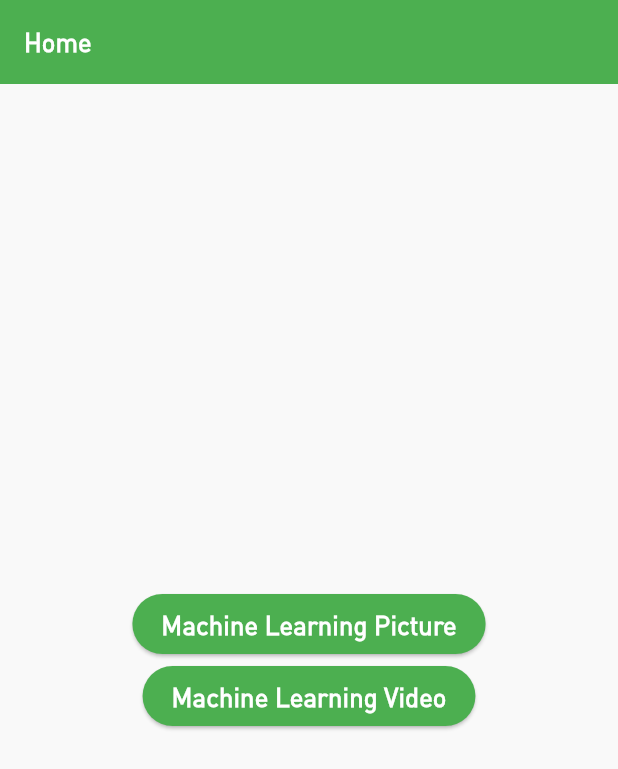
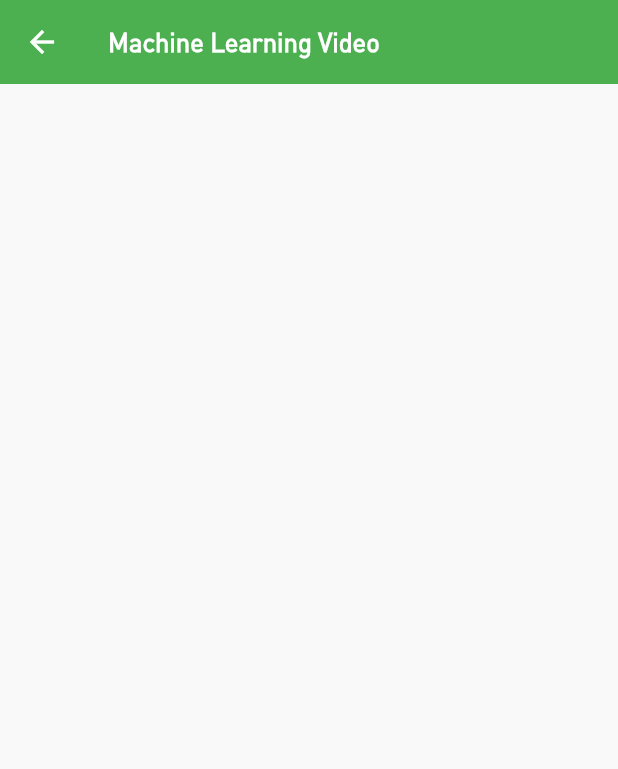
Before and after one commit to fathulaziss/flutter-machine-learning, a Flutter app: the screen it shows after launch, after a tap on "Machine Learning Video", on a phone screen of 412 x 824 dp. Shown: the top 769 px of the screen. Run offline on Flutter 3.47's test engine with Material 2 defaults, Android fonts, the phone set to English and light mode, and no system bars; our stand-ins replace image_picker, logger; missing offline and left inert: tflite_flutter, tflite_flutter_helper_plus; project files that could hold a hidden picture were left out.

Commit message:
add video machine learning view

```diff
--- a/lib/main.dart
+++ b/lib/main.dart
@@ -2,9 +2,11 @@ import 'package:flutter/material.dart';
 import 'package:flutter/services.dart';
 import 'package:flutter_machine_learning/common/styles.dart';
 import 'package:flutter_machine_learning/provider/picture_provider.dart';
+import 'package:flutter_machine_learning/provider/video_provider.dart';
 import 'package:flutter_machine_learning/services/navigation_service.dart';
 import 'package:flutter_machine_learning/ui/home/home_view.dart';
 import 'package:flutter_machine_learning/ui/picture/picture_view.dart';
+import 'package:flutter_machine_learning/ui/video/video_view.dart';
 import 'package:flutter_machine_learning/utils/app_utils.dart';
 import 'package:provider/provider.dart';
 
@@ -32,6 +34,9 @@ class _MyAppState extends State<MyApp> {
         ChangeNotifierProvider<PictureProvider>(
           create: (context) => PictureProvider(),
         ),
+        ChangeNotifierProvider<VideoProvider>(
+          create: (context) => VideoProvider(),
+        ),
       ],
       child: MaterialApp(
         debugShowCheckedModeBanner: false,
@@ -51,6 +56,7 @@ class _MyAppState extends State<MyApp> {
         routes: {
           HomeView.routeName: (context) => const HomeView(),
           PictureView.routeName: (context) => const PictureView(),
+          VideoView.routeName: (context) => const VideoView(),
         },
       ),
     );
--- /dev/null
+++ b/lib/provider/video_provider.dart
@@ -0,0 +1,3 @@
+import 'package:flutter/material.dart';
+
+class VideoProvider extends ChangeNotifier {}
--- a/lib/ui/home/home_view.dart
+++ b/lib/ui/home/home_view.dart
@@ -2,6 +2,7 @@ import 'package:flutter/material.dart';
 import 'package:flutter_machine_learning/common/styles.dart';
 import 'package:flutter_machine_learning/services/navigation_service.dart';
 import 'package:flutter_machine_learning/ui/picture/picture_view.dart';
+import 'package:flutter_machine_learning/ui/video/video_view.dart';
 
 class HomeView extends StatelessWidget {
   const HomeView({super.key});
@@ -26,7 +27,7 @@ class HomeView extends StatelessWidget {
               ),
             ),
             ElevatedButton(
-              onPressed: () {},
+              onPressed: () => NavigationService.pushNamed(VideoView.routeName),
               child: Text(
                 'Machine Learning Video',
                 style: textStyle.labelMedium!.copyWith(color: Colors.white),
--- /dev/null
+++ b/lib/ui/video/video_view.dart
@@ -0,0 +1,25 @@
+import 'package:flutter/material.dart';
+import 'package:flutter_machine_learning/provider/video_provider.dart';
+import 'package:provider/provider.dart';
+
+class VideoView extends StatefulWidget {
+  const VideoView({super.key});
+
+  static String routeName = '/video';
+
+  @override
+  State<VideoView> createState() => _VideoViewState();
+}
+
+class _VideoViewState extends State<VideoView> {
+  @override
+  Widget build(BuildContext context) {
+    return Consumer<VideoProvider>(
+      builder: (context, videoProvider, _) {
+        return Scaffold(
+          appBar: AppBar(title: const Text('Machine Learning Video')),
+        );
+      },
+    );
+  }
+}
```
